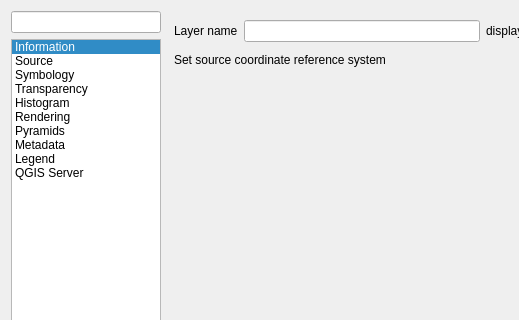
The window that src/ui/qgsrasterlayerpropertiesbase.ui (qgis/QGIS) describes before a commit, drawn with Qt 5; both pictures show x 0 to 519 and y 0 to 320 of the 815 by 730 pixel window.
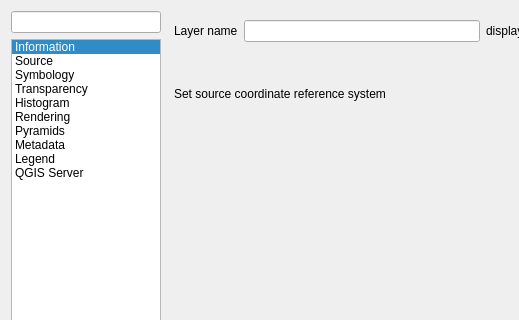
The same window after the commit. Icons and pictures are not drawn. Custom widgets are drawn as their Qt base class.

Commit message: [ui] Fix spacing issue with temporal widget in the raster layer properties

Patch:
```diff
--- a/src/ui/qgsrasterlayerpropertiesbase.ui
+++ b/src/ui/qgsrasterlayerpropertiesbase.ui
@@ -357,22 +357,6 @@
                  </property>
                 </widget>
                </item>
-               <item>
-                <spacer name="verticalSpacer_3">
-                 <property name="orientation">
-                  <enum>Qt::Vertical</enum>
-                 </property>
-                 <property name="sizeType">
-                  <enum>QSizePolicy::Expanding</enum>
-                 </property>
-                 <property name="sizeHint" stdset="0">
-                  <size>
-                   <width>17</width>
-                   <height>111</height>
-                  </size>
-                 </property>
-                </spacer>
-               </item>
               </layout>
              </widget>
             </widget>
```
